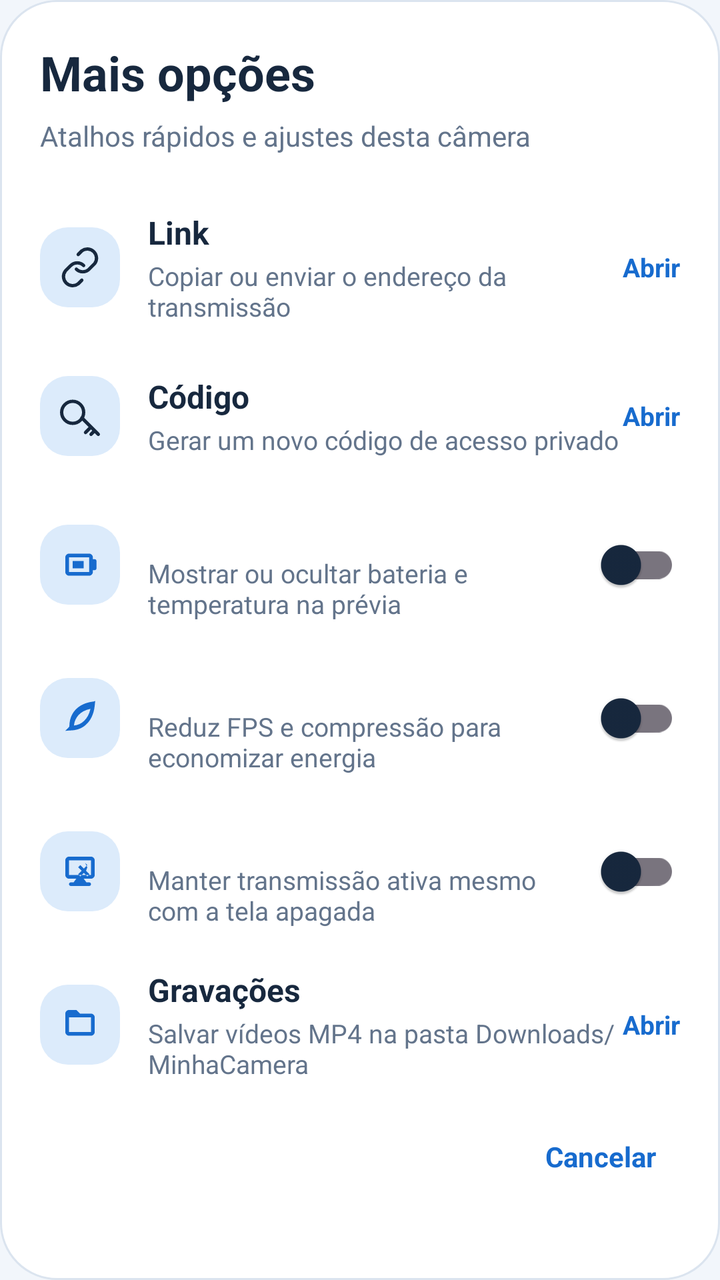
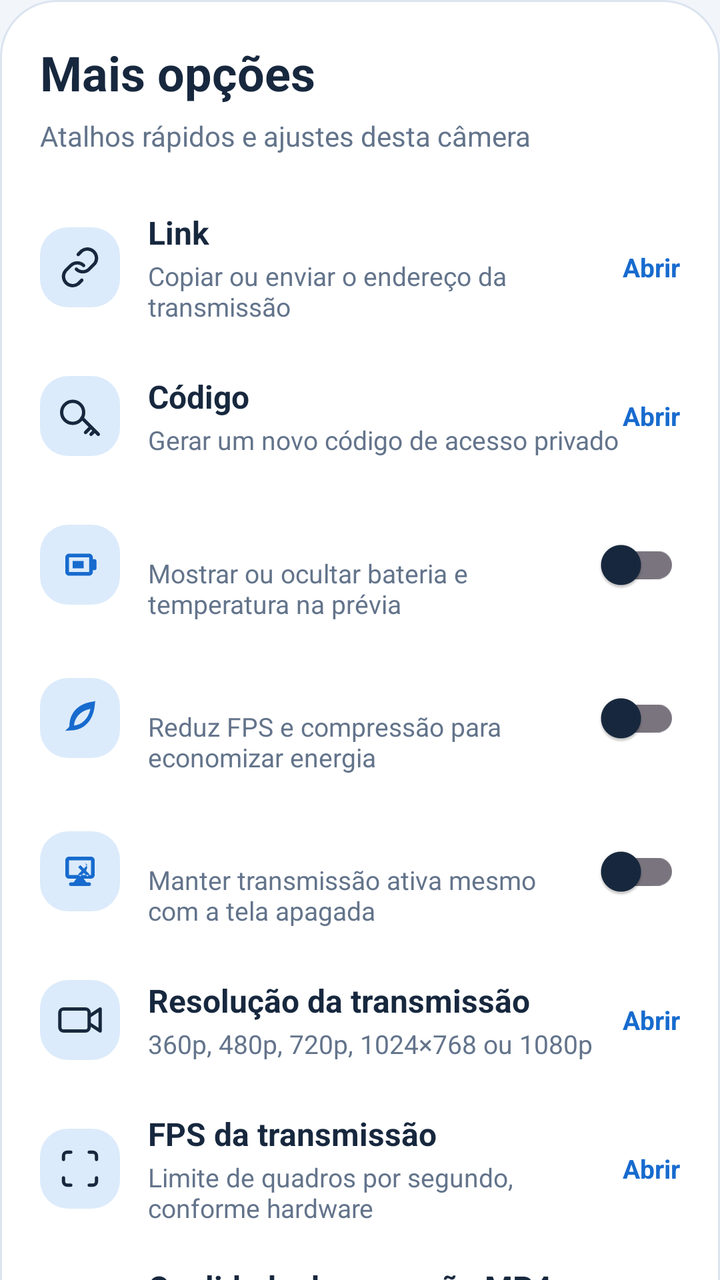

An Android layout rendered at two revisions. The XML below is the earlier revision; the diff shows what the commit changed to produce the second picture.
<!-- AndroidManifest.xml: application theme Theme.MinhaCamera -->
<!-- res/layout/dialog_phone_more.xml -->
<?xml version="1.0" encoding="utf-8"?>
<ScrollView xmlns:android="http://schemas.android.com/apk/res/android"
    xmlns:app="http://schemas.android.com/apk/res-auto"
    android:layout_width="match_parent"
    android:layout_height="wrap_content"
    android:fillViewport="true"
    android:scrollbars="none">

    <LinearLayout
        android:layout_width="match_parent"
        android:layout_height="wrap_content"
        android:orientation="vertical"
        android:background="@drawable/bg_phone_more_dialog"
        android:paddingStart="20dp"
        android:paddingTop="20dp"
        android:paddingEnd="20dp"
        android:paddingBottom="12dp">

        <TextView
            android:layout_width="wrap_content"
            android:layout_height="wrap_content"
            android:text="@string/ui_more"
            android:textColor="@color/app_text"
            android:textStyle="bold"
            android:textSize="24sp" />

        <TextView
            android:layout_width="match_parent"
            android:layout_height="wrap_content"
            android:layout_marginTop="6dp"
            android:text="@string/phone_more_dialog_subtitle"
            android:textColor="@color/ui_muted"
            android:textSize="14sp" />

        <LinearLayout
            android:id="@+id/moreLinkRow"
            android:layout_width="match_parent"
            android:layout_height="wrap_content"
            android:layout_marginTop="18dp"
            android:background="?attr/selectableItemBackground"
            android:clickable="true"
            android:focusable="true"
            android:gravity="center_vertical"
            android:minHeight="72dp"
            android:orientation="horizontal"
            android:paddingVertical="10dp">

            <FrameLayout
                android:layout_width="40dp"
                android:layout_height="40dp"
                android:background="@drawable/bg_phone_more_icon">
                <ImageView
                    android:layout_width="22dp"
                    android:layout_height="22dp"
                    android:layout_gravity="center"
                    android:src="@drawable/ic_ui_link" />
            </FrameLayout>

            <LinearLayout android:layout_width="0dp" android:layout_height="wrap_content" android:layout_weight="1" android:orientation="vertical" android:layout_marginStart="14dp">
                <TextView android:layout_width="wrap_content" android:layout_height="wrap_content" android:text="@string/ui_link" android:textColor="@color/app_text" android:textStyle="bold" android:textSize="16sp" />
                <TextView android:layout_width="wrap_content" android:layout_height="wrap_content" android:text="@string/phone_more_link_subtitle" android:textColor="@color/ui_muted" android:textSize="13sp" android:layout_marginTop="2dp" />
            </LinearLayout>

            <TextView android:layout_width="wrap_content" android:layout_height="wrap_content" android:text="@string/phone_more_open" android:textColor="@color/brand_primary" android:textStyle="bold" android:textSize="13sp" />
        </LinearLayout>

        <LinearLayout
            android:id="@+id/moreCodeRow"
            android:layout_width="match_parent"
            android:layout_height="wrap_content"
            android:background="?attr/selectableItemBackground"
            android:clickable="true"
            android:focusable="true"
            android:gravity="center_vertical"
            android:minHeight="72dp"
            android:orientation="horizontal"
            android:paddingVertical="10dp">
            <FrameLayout android:layout_width="40dp" android:layout_height="40dp" android:background="@drawable/bg_phone_more_icon">
                <ImageView android:layout_width="22dp" android:layout_height="22dp" android:layout_gravity="center" android:src="@drawable/ic_ui_key" />
            </FrameLayout>
            <LinearLayout android:layout_width="0dp" android:layout_height="wrap_content" android:layout_weight="1" android:orientation="vertical" android:layout_marginStart="14dp">
                <TextView android:layout_width="wrap_content" android:layout_height="wrap_content" android:text="@string/ui_code" android:textColor="@color/app_text" android:textStyle="bold" android:textSize="16sp" />
                <TextView android:layout_width="wrap_content" android:layout_height="wrap_content" android:text="@string/phone_more_code_subtitle" android:textColor="@color/ui_muted" android:textSize="13sp" android:layout_marginTop="2dp" />
            </LinearLayout>
            <TextView android:layout_width="wrap_content" android:layout_height="wrap_content" android:text="@string/phone_more_open" android:textColor="@color/brand_primary" android:textStyle="bold" android:textSize="13sp" />
        </LinearLayout>

        <LinearLayout
            android:id="@+id/moreOverlayRow"
            android:layout_width="match_parent"
            android:layout_height="wrap_content"
            android:background="?attr/selectableItemBackground"
            android:clickable="true"
            android:focusable="true"
            android:gravity="center_vertical"
            android:minHeight="72dp"
            android:orientation="horizontal"
            android:paddingVertical="10dp">
            <FrameLayout android:layout_width="40dp" android:layout_height="40dp" android:background="@drawable/bg_phone_more_icon">
                <ImageView android:layout_width="22dp" android:layout_height="22dp" android:layout_gravity="center" android:src="@drawable/ic_ui_battery" />
            </FrameLayout>
            <LinearLayout android:layout_width="0dp" android:layout_height="wrap_content" android:layout_weight="1" android:orientation="vertical" android:layout_marginStart="14dp">
                <TextView android:id="@+id/moreOverlayTitle" android:layout_width="wrap_content" android:layout_height="wrap_content" android:textColor="@color/app_text" android:textStyle="bold" android:textSize="16sp" />
                <TextView android:layout_width="wrap_content" android:layout_height="wrap_content" android:text="@string/phone_more_overlay_subtitle" android:textColor="@color/ui_muted" android:textSize="13sp" android:layout_marginTop="2dp" />
            </LinearLayout>
            <androidx.appcompat.widget.SwitchCompat
                android:id="@+id/moreOverlaySwitch"
                android:layout_width="wrap_content"
                android:layout_height="wrap_content"
                android:focusable="false"
                android:clickable="false"
                app:showText="false" />
        </LinearLayout>

        <LinearLayout
            android:id="@+id/moreEcoRow"
            android:layout_width="match_parent"
            android:layout_height="wrap_content"
            android:background="?attr/selectableItemBackground"
            android:clickable="true"
            android:focusable="true"
            android:gravity="center_vertical"
            android:minHeight="72dp"
            android:orientation="horizontal"
            android:paddingVertical="10dp">
            <FrameLayout android:layout_width="40dp" android:layout_height="40dp" android:background="@drawable/bg_phone_more_icon">
                <ImageView android:layout_width="22dp" android:layout_height="22dp" android:layout_gravity="center" android:src="@drawable/ic_ui_leaf" />
            </FrameLayout>
            <LinearLayout android:layout_width="0dp" android:layout_height="wrap_content" android:layout_weight="1" android:orientation="vertical" android:layout_marginStart="14dp">
                <TextView android:id="@+id/moreEcoTitle" android:layout_width="wrap_content" android:layout_height="wrap_content" android:textColor="@color/app_text" android:textStyle="bold" android:textSize="16sp" />
                <TextView android:layout_width="wrap_content" android:layout_height="wrap_content" android:text="@string/phone_more_eco_subtitle" android:textColor="@color/ui_muted" android:textSize="13sp" android:layout_marginTop="2dp" />
            </LinearLayout>
            <androidx.appcompat.widget.SwitchCompat
                android:id="@+id/moreEcoSwitch"
                android:layout_width="wrap_content"
                android:layout_height="wrap_content"
                android:focusable="false"
                android:clickable="false"
                app:showText="false" />
        </LinearLayout>

        <LinearLayout
            android:id="@+id/moreBackgroundRow"
            android:layout_width="match_parent"
            android:layout_height="wrap_content"
            android:background="?attr/selectableItemBackground"
            android:clickable="true"
            android:focusable="true"
            android:gravity="center_vertical"
            android:minHeight="72dp"
            android:orientation="horizontal"
            android:paddingVertical="10dp">
            <FrameLayout android:layout_width="40dp" android:layout_height="40dp" android:background="@drawable/bg_phone_more_icon">
                <ImageView android:layout_width="22dp" android:layout_height="22dp" android:layout_gravity="center" android:src="@drawable/ic_ui_screen" />
            </FrameLayout>
            <LinearLayout android:layout_width="0dp" android:layout_height="wrap_content" android:layout_weight="1" android:orientation="vertical" android:layout_marginStart="14dp">
                <TextView android:id="@+id/moreBackgroundTitle" android:layout_width="wrap_content" android:layout_height="wrap_content" android:textColor="@color/app_text" android:textStyle="bold" android:textSize="16sp" />
                <TextView android:layout_width="wrap_content" android:layout_height="wrap_content" android:text="@string/phone_more_background_subtitle" android:textColor="@color/ui_muted" android:textSize="13sp" android:layout_marginTop="2dp" />
            </LinearLayout>
            <androidx.appcompat.widget.SwitchCompat
                android:id="@+id/moreBackgroundSwitch"
                android:layout_width="wrap_content"
                android:layout_height="wrap_content"
                android:focusable="false"
                android:clickable="false"
                app:showText="false" />
        </LinearLayout>

        <LinearLayout
            android:id="@+id/moreStorageRow"
            android:layout_width="match_parent"
            android:layout_height="wrap_content"
            android:background="?attr/selectableItemBackground"
            android:clickable="true"
            android:focusable="true"
            android:gravity="center_vertical"
            android:minHeight="72dp"
            android:orientation="horizontal"
            android:paddingVertical="10dp">
            <FrameLayout android:layout_width="40dp" android:layout_height="40dp" android:background="@drawable/bg_phone_more_icon">
                <ImageView android:layout_width="22dp" android:layout_height="22dp" android:layout_gravity="center" android:src="@drawable/ic_ui_folder" />
            </FrameLayout>
            <LinearLayout android:layout_width="0dp" android:layout_height="wrap_content" android:layout_weight="1" android:orientation="vertical" android:layout_marginStart="14dp">
                <TextView android:layout_width="wrap_content" android:layout_height="wrap_content" android:text="@string/gravacoes" android:textColor="@color/app_text" android:textStyle="bold" android:textSize="16sp" />
                <TextView android:layout_width="wrap_content" android:layout_height="wrap_content" android:text="@string/phone_more_recordings_subtitle" android:textColor="@color/ui_muted" android:textSize="13sp" android:layout_marginTop="2dp" />
            </LinearLayout>
            <TextView android:layout_width="wrap_content" android:layout_height="wrap_content" android:text="@string/phone_more_open" android:textColor="@color/brand_primary" android:textStyle="bold" android:textSize="13sp" />
        </LinearLayout>

        <TextView
            android:id="@+id/moreDialogClose"
            android:layout_width="wrap_content"
            android:layout_height="wrap_content"
            android:layout_gravity="end"
            android:layout_marginTop="6dp"
            android:paddingHorizontal="12dp"
            android:paddingVertical="12dp"
            android:text="@string/cancelar"
            android:textColor="@color/brand_primary"
            android:textStyle="bold" />
    </LinearLayout>
</ScrollView>
<!-- resources referenced by this layout -->
<resources>
  <color name="app_text">#17283E</color>
  <color name="brand_primary">#176BCE</color>
  <color name="ui_muted">#63748B</color>
  <!-- drawable bg_phone_more_dialog (drawable) -->
  <?xml version="1.0" encoding="utf-8"?>
  <shape xmlns:android="http://schemas.android.com/apk/res/android" android:shape="rectangle">
      <solid android:color="@color/app_surface"/>
      <corners android:radius="28dp"/>
      <stroke android:width="1dp" android:color="@color/app_outline"/>
  </shape>
  <!-- drawable bg_phone_more_icon (drawable) -->
  <?xml version="1.0" encoding="utf-8"?>
  <shape xmlns:android="http://schemas.android.com/apk/res/android" android:shape="rectangle">
      <solid android:color="@color/ui_selected"/>
      <corners android:radius="14dp"/>
  </shape>
  <!-- drawable ic_ui_folder (drawable) -->
  <vector xmlns:android="http://schemas.android.com/apk/res/android"
      android:width="24dp" android:height="24dp" android:viewportWidth="24" android:viewportHeight="24">
      <path android:fillColor="#176BCE" android:pathData="M10,4l2,2h6c1.1,0 2,0.9 2,2v8c0,1.1 -0.9,2 -2,2H6c-1.1,0 -2,-0.9 -2,-2V6c0,-1.1 0.9,-2 2,-2h4zm8,4H6v8h12V8z"/>
  </vector>
  <string name="cancelar">Cancelar</string>
  <string name="gravacoes">Gravações</string>
  <string name="phone_more_background_subtitle">Manter transmissão ativa mesmo com a tela apagada</string>
  <string name="phone_more_code_subtitle">Gerar um novo código de acesso privado</string>
  <string name="phone_more_dialog_subtitle">Atalhos rápidos e ajustes desta câmera</string>
  <string name="phone_more_eco_subtitle">Reduz FPS e compressão para economizar energia</string>
  <string name="phone_more_link_subtitle">Copiar ou enviar o endereço da transmissão</string>
  <string name="phone_more_open">Abrir</string>
  <string name="phone_more_overlay_subtitle">Mostrar ou ocultar bateria e temperatura na prévia</string>
  <string name="phone_more_recordings_subtitle">Salvar vídeos MP4 na pasta Downloads/MinhaCamera</string>
  <string name="ui_code">Código</string>
  <string name="ui_link">Link</string>
  <string name="ui_more">Mais opções</string>
  <color name="app_surface">#FFFFFF</color>
  <color name="app_outline">#DBE4EF</color>
  <color name="ui_selected">#DCEBFB</color>
  <color name="brand_on_primary">#FFFFFF</color>
  <color name="brand_secondary">#007F8B</color>
  <color name="app_background">#F2F6FB</color>
  <!-- unchanged entries left out for length: 6 -->
</resources>

<!-- the commit's change to res/layout/dialog_phone_more.xml (unified diff, before → after) -->
@@ -167,6 +167,48 @@
         </LinearLayout>
 
         <LinearLayout
+            android:id="@+id/moreQualityRow"
+            android:layout_width="match_parent"
+            android:layout_height="wrap_content"
+            android:background="?attr/selectableItemBackground"
+            android:clickable="true"
+            android:focusable="true"
+            android:gravity="center_vertical"
+            android:minHeight="72dp"
+            android:orientation="horizontal"
+            android:paddingVertical="10dp">
+            <FrameLayout android:layout_width="40dp" android:layout_height="40dp" android:background="@drawable/bg_phone_more_icon">
+                <ImageView android:layout_width="22dp" android:layout_height="22dp" android:layout_gravity="center" android:src="@drawable/ic_ui_video" />
+            </FrameLayout>
+            <LinearLayout android:layout_width="0dp" android:layout_height="wrap_content" android:layout_weight="1" android:orientation="vertical" android:layout_marginStart="14dp">
+                <TextView android:layout_width="wrap_content" android:layout_height="wrap_content" android:text="@string/phone_local_quality" android:textColor="@color/app_text" android:textStyle="bold" android:textSize="16sp" />
+                <TextView android:layout_width="wrap_content" android:layout_height="wrap_content" android:text="@string/phone_local_quality_hint" android:textColor="@color/ui_muted" android:textSize="13sp" android:layout_marginTop="2dp" />
+            </LinearLayout>
+            <TextView android:layout_width="wrap_content" android:layout_height="wrap_content" android:text="@string/phone_more_open" android:textColor="@color/brand_primary" android:textStyle="bold" android:textSize="13sp" />
+        </LinearLayout>
+
+        <LinearLayout
+            android:id="@+id/moreFpsRow"
+            android:layout_width="match_parent"
+            android:layout_height="wrap_content"
+            android:background="?attr/selectableItemBackground"
+            android:clickable="true"
+            android:focusable="true"
+            android:gravity="center_vertical"
+            android:minHeight="72dp"
+            android:orientation="horizontal"
+            android:paddingVertical="10dp">
+            <FrameLayout android:layout_width="40dp" android:layout_height="40dp" android:background="@drawable/bg_phone_more_icon">
+                <ImageView android:layout_width="22dp" android:layout_height="22dp" android:layout_gravity="center" android:src="@drawable/ic_ui_scan" />
+            </FrameLayout>
+            <LinearLayout android:layout_width="0dp" android:layout_height="wrap_content" android:layout_weight="1" android:orientation="vertical" android:layout_marginStart="14dp">
+                <TextView android:layout_width="wrap_content" android:layout_height="wrap_content" android:text="@string/phone_local_fps" android:textColor="@color/app_text" android:textStyle="bold" android:textSize="16sp" />
+                <TextView android:layout_width="wrap_content" android:layout_height="wrap_content" android:text="@string/phone_local_fps_hint" android:textColor="@color/ui_muted" android:textSize="13sp" android:layout_marginTop="2dp" />
+            </LinearLayout>
+            <TextView android:layout_width="wrap_content" android:layout_height="wrap_content" android:text="@string/phone_more_open" android:textColor="@color/brand_primary" android:textStyle="bold" android:textSize="13sp" />
+        </LinearLayout>
+
+        <LinearLayout
             android:id="@+id/moreStorageRow"
             android:layout_width="match_parent"
             android:layout_height="wrap_content"
@@ -181,8 +223,8 @@
                 <ImageView android:layout_width="22dp" android:layout_height="22dp" android:layout_gravity="center" android:src="@drawable/ic_ui_folder" />
             </FrameLayout>
             <LinearLayout android:layout_width="0dp" android:layout_height="wrap_content" android:layout_weight="1" android:orientation="vertical" android:layout_marginStart="14dp">
-                <TextView android:layout_width="wrap_content" android:layout_height="wrap_content" android:text="@string/gravacoes" android:textColor="@color/app_text" android:textStyle="bold" android:textSize="16sp" />
-                <TextView android:layout_width="wrap_content" android:layout_height="wrap_content" android:text="@string/phone_more_recordings_subtitle" android:textColor="@color/ui_muted" android:textSize="13sp" android:layout_marginTop="2dp" />
+                <TextView android:layout_width="wrap_content" android:layout_height="wrap_content" android:text="@string/phone_record_profile_title" android:textColor="@color/app_text" android:textStyle="bold" android:textSize="16sp" />
+                <TextView android:layout_width="wrap_content" android:layout_height="wrap_content" android:text="@string/phone_record_profile_hint" android:textColor="@color/ui_muted" android:textSize="13sp" android:layout_marginTop="2dp" />
             </LinearLayout>
             <TextView android:layout_width="wrap_content" android:layout_height="wrap_content" android:text="@string/phone_more_open" android:textColor="@color/brand_primary" android:textStyle="bold" android:textSize="13sp" />
         </LinearLayout>
<!-- resource entries referenced after the edit -->
@@ -21,8 +21,21 @@
       android:width="24dp" android:height="24dp" android:viewportWidth="24" android:viewportHeight="24">
       <path android:fillColor="#176BCE" android:pathData="M10,4l2,2h6c1.1,0 2,0.9 2,2v8c0,1.1 -0.9,2 -2,2H6c-1.1,0 -2,-0.9 -2,-2V6c0,-1.1 0.9,-2 2,-2h4zm8,4H6v8h12V8z"/>
   </vector>
+  <!-- drawable ic_ui_scan (drawable) -->
+  <?xml version="1.0" encoding="utf-8"?>
+  <vector xmlns:android="http://schemas.android.com/apk/res/android" android:width="24dp" android:height="24dp" android:viewportWidth="24" android:viewportHeight="24">
+      <path android:fillColor="@android:color/transparent" android:strokeColor="@color/app_text" android:strokeWidth="1.8" android:strokeLineCap="round" android:strokeLineJoin="round" android:pathData="M7 3H5a2 2 0 0 0 -2 2v2 M17 3h2a2 2 0 0 1 2 2v2 M21 17v2a2 2 0 0 1 -2 2h-2 M3 17v2a2 2 0 0 0 2 2h2" />
+  </vector>
+  <!-- drawable ic_ui_video (drawable) -->
+  <?xml version="1.0" encoding="utf-8"?>
+  <vector xmlns:android="http://schemas.android.com/apk/res/android" android:width="24dp" android:height="24dp" android:viewportWidth="24" android:viewportHeight="24">
+      <path android:fillColor="@android:color/transparent" android:strokeColor="@color/app_text" android:strokeWidth="1.8" android:strokeLineCap="round" android:strokeLineJoin="round" android:pathData="M3 6h12a2 2 0 0 1 2 2v8a2 2 0 0 1 -2 2H3a2 2 0 0 1 -2 -2V8a2 2 0 0 1 2 -2z M17 10l6 -4v12l-6 -4" />
+  </vector>
   <string name="cancelar">Cancelar</string>
-  <string name="gravacoes">Gravações</string>
+  <string name="phone_local_fps">FPS da transmissão</string>
+  <string name="phone_local_fps_hint">Limite de quadros por segundo, conforme hardware</string>
+  <string name="phone_local_quality">Resolução da transmissão</string>
+  <string name="phone_local_quality_hint">360p, 480p, 720p, 1024×768 ou 1080p</string>
   <string name="phone_more_background_subtitle">Manter transmissão ativa mesmo com a tela apagada</string>
   <string name="phone_more_code_subtitle">Gerar um novo código de acesso privado</string>
   <string name="phone_more_dialog_subtitle">Atalhos rápidos e ajustes desta câmera</string>
@@ -30,7 +43,8 @@
   <string name="phone_more_link_subtitle">Copiar ou enviar o endereço da transmissão</string>
   <string name="phone_more_open">Abrir</string>
   <string name="phone_more_overlay_subtitle">Mostrar ou ocultar bateria e temperatura na prévia</string>
-  <string name="phone_more_recordings_subtitle">Salvar vídeos MP4 na pasta Downloads/MinhaCamera</string>
+  <string name="phone_record_profile_hint">Escolher FPS e bitrate da gravação; a resolução acompanha a câmera ativa.</string>
+  <string name="phone_record_profile_title">Qualidade da gravação MP4</string>
   <string name="ui_code">Código</string>
   <string name="ui_link">Link</string>
   <string name="ui_more">Mais opções</string>
